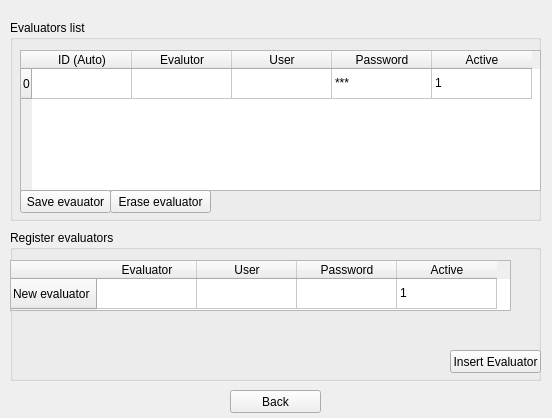
Old version of the form ui/tela_cadastro_avaliador.ui in the repository FTACSP/prototype.
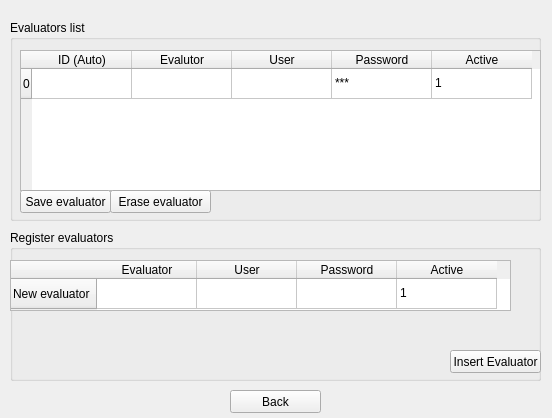
New version of the form.

What changed in the file:
```diff
--- a/ui/tela_cadastro_avaliador.ui
+++ b/ui/tela_cadastro_avaliador.ui
@@ -116,7 +116,7 @@
      </rect>
     </property>
     <property name="text">
-     <string>Save evauator</string>
+     <string>Save evaluator</string>
     </property>
    </widget>
   </widget>
```
